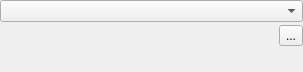
First picture: the form in plugins/textshape/dialogs/SimpleCharacterWidget.ui, repository KDE/calligra, before the edit.
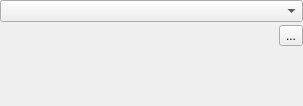
Second picture: the form after the edit. Custom widgets are drawn as their Qt base class.

```diff
--- a/plugins/textshape/dialogs/SimpleCharacterWidget.ui
+++ b/plugins/textshape/dialogs/SimpleCharacterWidget.ui
@@ -7,7 +7,7 @@
     <x>0</x>
     <y>0</y>
     <width>303</width>
-    <height>72</height>
+    <height>106</height>
    </rect>
   </property>
   <property name="sizePolicy">
```
Left out of the diff: 11 changed lines with no effect on the pictures.
